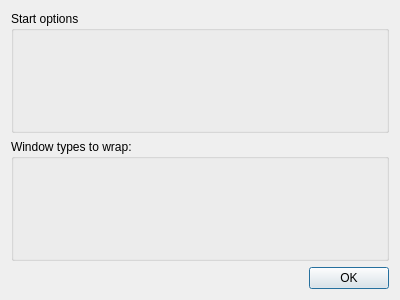
First picture: the form in settingsdialog.ui, repository kekekeks/skypetab-ng, before the edit.
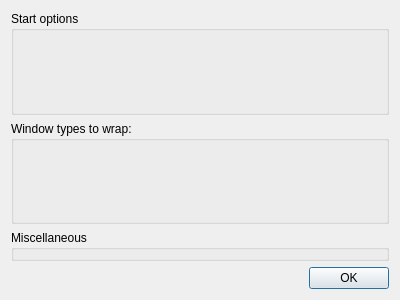
Second picture: the form after the edit.

Commit message: Added options to control tray icon modification and tabs closing

Patch:
```diff
--- a/settingsdialog.ui
+++ b/settingsdialog.ui
@@ -55,6 +55,13 @@
      </property>
     </widget>
    </item>
+   <item>
+    <widget class="QGroupBox" name="miscOptions">
+     <property name="title">
+      <string>Miscellaneous</string>
+     </property>
+    </widget>
+   </item>
    <item>
     <widget class="QDialogButtonBox" name="buttonBox">
      <property name="orientation">
```
The commit also changes 2 other files.
